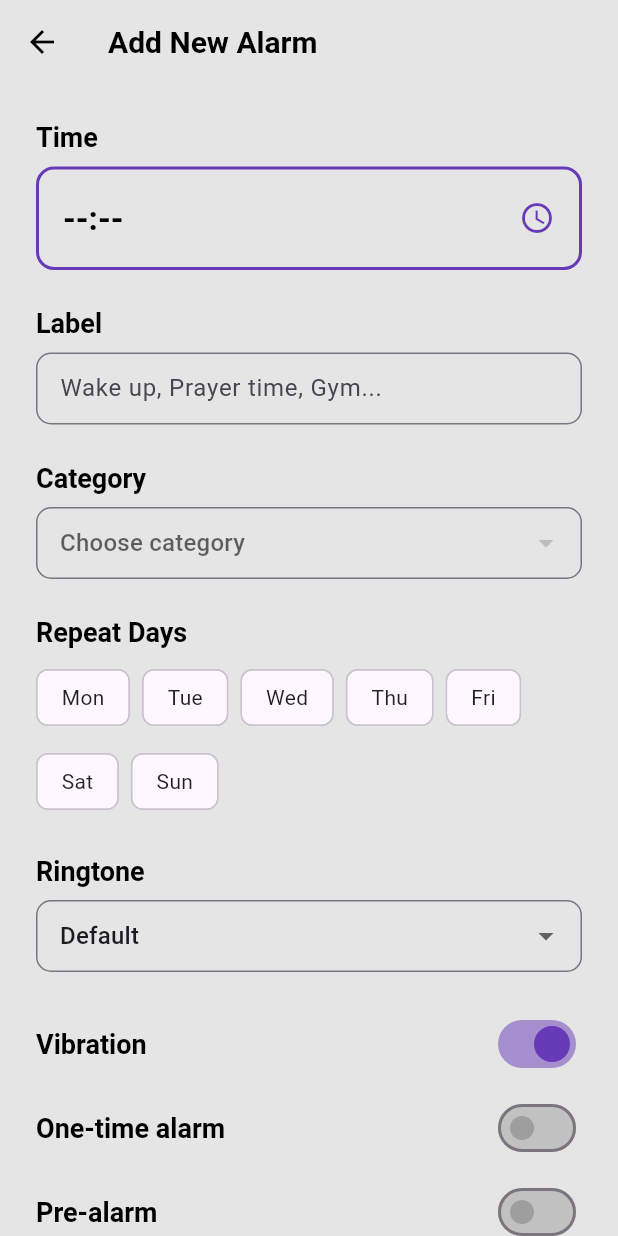
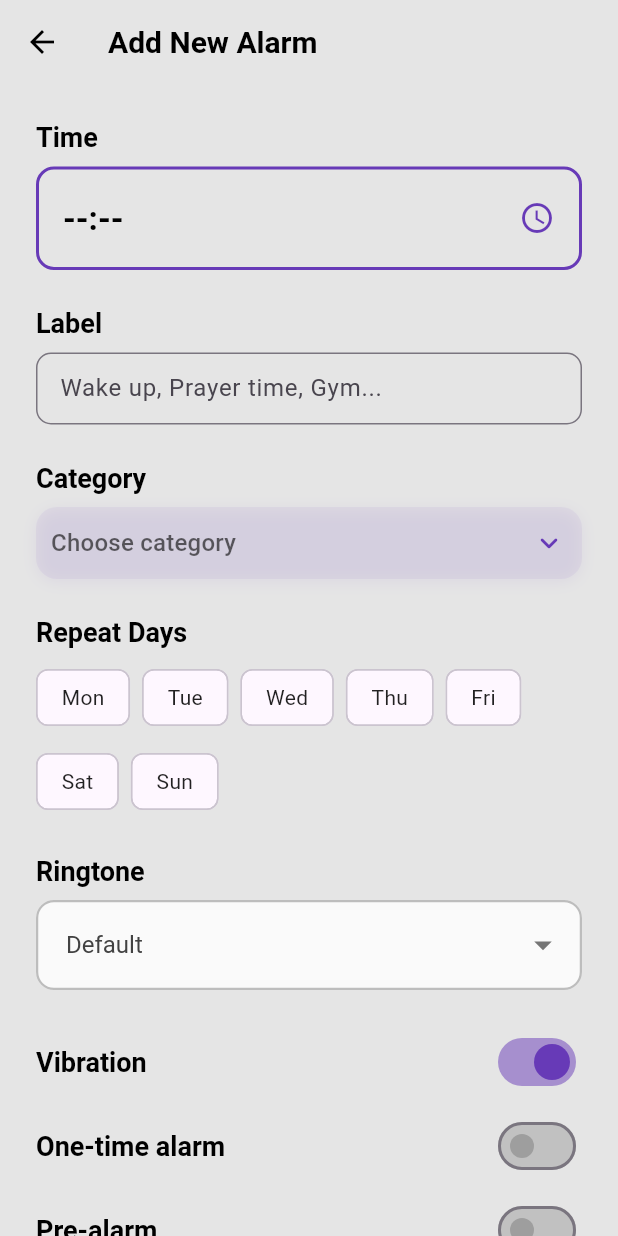
Before and after one commit to awaisshafi6164/alarmcat, a Flutter app: the screen it shows after launch, after a tap on the "add" icon, on a phone screen of 412 x 824 dp. Run offline on Flutter 3.47's test engine with Material 3 defaults, Android fonts, the phone set to English and light mode, and no system bars; our stand-ins replace flutter_slidable, lottie, sqflite; accounts and stored records are empty.

Commit message:
Categories Section Fixes
Fix some categories section UI included horizontal bar on left side and scroll view and delete backend functionality to delete categories from backend db also.

```diff
--- a/lib/pages/add_alarm_page.dart
+++ b/lib/pages/add_alarm_page.dart
@@ -58,6 +58,7 @@ class _AddAlarmPageState extends State<AddAlarmPage> {
           ),
         )
         .toList();
+    loaded.sort((a, b) => a.name.toLowerCase().compareTo(b.name.toLowerCase()));
     setState(() {
       categories = loaded;
       selectedCategory = categories.isNotEmpty ? categories.first : null;
@@ -176,30 +177,67 @@ class _AddAlarmPageState extends State<AddAlarmPage> {
             // Category
             Text('Category', style: Theme.of(context).textTheme.titleLarge),
             const SizedBox(height: 8),
-            DropdownButtonFormField<AlarmCategory>(
+            Container(
+              decoration: BoxDecoration(
+                color: Colors.deepPurple.withOpacity(0.06),
+                borderRadius: BorderRadius.circular(14),
+                boxShadow: [
+                  BoxShadow(
+                    color: Colors.deepPurple.withOpacity(0.08),
+                    blurRadius: 8,
+                    offset: const Offset(0, 2),
+                  ),
+                ],
+              ),
+              padding: const EdgeInsets.symmetric(horizontal: 10, vertical: 2),
+              child: DropdownButtonFormField<AlarmCategory>(
                 value: selectedCategory,
                 hint: const Text('Choose category'),
+                icon: const Icon(
+                  Icons.keyboard_arrow_down_rounded,
+                  color: Colors.deepPurple,
+                ),
+                dropdownColor: Colors.white,
+                style: Theme.of(context).textTheme.titleMedium?.copyWith(
+                  color: Colors.deepPurple.shade700,
+                ),
+                decoration: const InputDecoration(
+                  border: InputBorder.none,
+                  enabledBorder: InputBorder.none,
+                  focusedBorder: InputBorder.none,
+                  contentPadding: EdgeInsets.symmetric(
+                    horizontal: 0,
+                    vertical: 10,
+                  ),
+                  isDense: true,
+                ),
                 items: categories.map((cat) {
                   return DropdownMenuItem(
                     value: cat,
                     child: Row(
                       children: [
-                      Icon(cat.icon, color: cat.color),
+                        if (cat.emoji != null && cat.emoji!.isNotEmpty)
+                          Text(
+                            cat.emoji!,
+                            style: const TextStyle(fontSize: 20),
+                          ),
+                        if (cat.emoji == null || cat.emoji!.isEmpty)
+                          Icon(
+                            Icons.category_outlined,
+                            color: cat.color,
+                            size: 22,
+                          ),
                         const SizedBox(width: 8),
-                      Text(cat.name),
+                        Text(
+                          cat.name,
+                          style: Theme.of(context).textTheme.titleMedium
+                              ?.copyWith(fontWeight: FontWeight.w500),
+                        ),
                       ],
                     ),
                   );
                 }).toList(),
                 onChanged: (cat) => setState(() => selectedCategory = cat),
-              decoration: InputDecoration(
-                border: OutlineInputBorder(
-                  borderRadius: BorderRadius.circular(10),
-                ),
-                contentPadding: const EdgeInsets.symmetric(
-                  horizontal: 12,
-                  vertical: 12,
-                ),
               ),
             ),
             const SizedBox(height: 24),
@@ -244,18 +282,45 @@ class _AddAlarmPageState extends State<AddAlarmPage> {
             DropdownButtonFormField<String>(
               value: ringtone,
               items: ringtones
-                  .map((r) => DropdownMenuItem(value: r, child: Text(r)))
+                  .map(
+                    (r) => DropdownMenuItem(
+                      value: r,
+                      child: Text(
+                        r,
+                        style: TextStyle(fontSize: 16, color: Colors.grey[800]),
+                      ),
+                    ),
+                  )
                   .toList(),
               onChanged: (val) => setState(() => ringtone = val ?? 'Default'),
               decoration: InputDecoration(
+                // labelText: 'Select Ringtone',
+                labelStyle: TextStyle(color: Colors.grey[600], fontSize: 16),
                 border: OutlineInputBorder(
-                  borderRadius: BorderRadius.circular(10),
+                  borderRadius: BorderRadius.circular(12),
+                  borderSide: BorderSide(color: Colors.grey[400]!, width: 1.5),
                 ),
+                enabledBorder: OutlineInputBorder(
+                  borderRadius: BorderRadius.circular(12),
+                  borderSide: BorderSide(color: Colors.grey[400]!, width: 1.5),
+                ),
+                focusedBorder: OutlineInputBorder(
+                  borderRadius: BorderRadius.circular(12),
+                  borderSide: BorderSide(color: Colors.blueAccent, width: 2),
+                ),
+                filled: true,
+                fillColor: Colors.grey[50],
                 contentPadding: const EdgeInsets.symmetric(
-                  horizontal: 12,
-                  vertical: 12,
+                  horizontal: 16,
+                  vertical: 16,
                 ),
               ),
+              icon: Icon(Icons.arrow_drop_down, color: Colors.grey[600]),
+              iconSize: 28,
+              dropdownColor: Colors.grey[50],
+              style: TextStyle(fontSize: 16, color: Colors.grey[800]),
+              borderRadius: BorderRadius.circular(12),
+              elevation: 2,
             ),
             const SizedBox(height: 24),
 
--- a/lib/pages/home_page.dart
+++ b/lib/pages/home_page.dart
@@ -6,7 +6,6 @@ import 'category_detail_page.dart';
 import '../widgets/info_card.dart';
 import '../widgets/category_card.dart';
 import '../widgets/add_category_dialog.dart';
-import 'dart:math';
 import 'package:lottie/lottie.dart';
 import 'package:flutter_slidable/flutter_slidable.dart';
 import '../services/database_helper.dart';
@@ -19,6 +18,8 @@ class HomePage extends StatefulWidget {
 }
 
 class _HomePageState extends State<HomePage> {
+  final ScrollController _categoryScrollController = ScrollController();
+
   List<AlarmCategory> categories = [];
   AlarmCategory? selectedCategory;
 
@@ -33,6 +34,12 @@ class _HomePageState extends State<HomePage> {
     super.initState();
     _loadCategoriesFromDb();
     _loadAlarmsFromDb();
+  }
+
+  @override
+  void dispose() {
+    _categoryScrollController.dispose();
+    super.dispose();
   }
 
   Future<void> _loadCategoriesFromDb() async {
@@ -87,6 +94,25 @@ class _HomePageState extends State<HomePage> {
     await _loadAlarmsFromDb();
   }
 
+  Future<void> _deleteCategoryFromDb(int idx) async {
+    final db = await DatabaseHelper().db;
+    final category = categories[idx];
+    // Delete all alarms for this category
+    await db.delete(
+      'alarms',
+      where: 'category = ?',
+      whereArgs: [category.name],
+    );
+    // Delete the category
+    await db.delete(
+      'categories',
+      where: 'name = ?',
+      whereArgs: [category.name],
+    );
+    await _loadCategoriesFromDb();
+    await _loadAlarmsFromDb();
+  }
+
   void _showAddCategoryDialog({AlarmCategory? categoryToEdit}) {
     showDialog(
       context: context,
@@ -95,7 +121,17 @@ class _HomePageState extends State<HomePage> {
           existingCategory: categoryToEdit,
           onCategoryAdded: (name, emoji) async {
             await _loadCategoriesFromDb();
-            await _loadAlarmsFromDb(); // Also reload alarms to reflect category label changes
+            await _loadAlarmsFromDb();
+            // Scroll to end after adding
+            if (_categoryScrollController.hasClients) {
+              Future.delayed(const Duration(milliseconds: 300), () {
+                _categoryScrollController.animateTo(
+                  _categoryScrollController.position.maxScrollExtent,
+                  duration: const Duration(milliseconds: 400),
+                  curve: Curves.easeOut,
+                );
+              });
+            }
           },
         );
       },
@@ -171,19 +207,8 @@ class _HomePageState extends State<HomePage> {
               ),
               const SizedBox(height: 4),
               // Dynamically adjust height: grow with categories, max 200
-              LayoutBuilder(
-                builder: (context, constraints) {
-                  // Each item is about 56px + divider, plus some padding
-                  final itemHeight = 56.0 + 8.0; // Card + padding
-                  final addButtonHeight = 48.0;
-                  final totalHeight =
-                      (categories.length * itemHeight) +
-                      addButtonHeight +
-                      24.0; // 24 for top/bottom padding
-                  final cardHeight = totalHeight.clamp(120.0, 200.0);
-
-                  return SizedBox(
-                    height: cardHeight,
+              SizedBox(
+                height: 200, // Fixed max height for scroll area
                 child: Container(
                   padding: const EdgeInsets.fromLTRB(12, 12, 12, 8),
                   decoration: BoxDecoration(
@@ -191,14 +216,11 @@ class _HomePageState extends State<HomePage> {
                     borderRadius: BorderRadius.circular(20),
                   ),
                   child: ListView.separated(
+                    controller: _categoryScrollController,
+                    physics: const AlwaysScrollableScrollPhysics(),
                     itemCount:
                         categories.length +
                         2, // +1 for All Alarms, +1 for Add New Category
-                        physics:
-                            categories.length * itemHeight + addButtonHeight >
-                                200
-                            ? const AlwaysScrollableScrollPhysics()
-                            : const NeverScrollableScrollPhysics(),
                     separatorBuilder: (context, idx) {
                       // Divider only between real categories (not after All Alarms)
                       if (idx == 0) {
@@ -207,13 +229,10 @@ class _HomePageState extends State<HomePage> {
                       // Show divider after every category, including after last, but not after Add New Category
                       if (idx <= categories.length) {
                         return Padding(
-                              padding: const EdgeInsets.only(
-                                left: 56.0,
-                              ), // 40 for icon + 16 for sr no + padding
+                          padding: const EdgeInsets.only(left: 56.0),
                           child: const Divider(
                             height: 1,
                             thickness: 1,
-                                // indent: 16, // Remove indent, use left padding instead
                             endIndent: 16,
                           ),
                         );
@@ -256,9 +275,7 @@ class _HomePageState extends State<HomePage> {
                                 const SizedBox(width: 12),
                                 const Text(
                                   'All Alarms',
-                                      style: TextStyle(
-                                        fontWeight: FontWeight.w600,
-                                      ),
+                                  style: TextStyle(fontWeight: FontWeight.w600),
                                 ),
                                 const Spacer(),
                                 Container(
@@ -267,9 +284,7 @@ class _HomePageState extends State<HomePage> {
                                     vertical: 4,
                                   ),
                                   decoration: BoxDecoration(
-                                        color: Colors.deepPurple.withOpacity(
-                                          0.15,
-                                        ),
+                                    color: Colors.deepPurple.withOpacity(0.15),
                                     borderRadius: BorderRadius.circular(8),
                                   ),
                                   child: Text(
@@ -299,9 +314,7 @@ class _HomePageState extends State<HomePage> {
                             label: const Text("Add New Category"),
                             onPressed: _showAddCategoryDialog,
                             style: TextButton.styleFrom(
-                                  padding: const EdgeInsets.symmetric(
-                                    vertical: 10,
-                                  ),
+                              padding: const EdgeInsets.symmetric(vertical: 10),
                               foregroundColor: Theme.of(
                                 context,
                               ).colorScheme.primary,
@@ -314,8 +327,7 @@ class _HomePageState extends State<HomePage> {
                         // Count alarms for this category
                         final int alarmCount = alarms
                             .where(
-                                  (alarm) =>
-                                      alarm['category'] == categoryItem.name,
+                              (alarm) => alarm['category'] == categoryItem.name,
                             )
                             .length;
                         return Slidable(
@@ -326,8 +338,7 @@ class _HomePageState extends State<HomePage> {
                             motion: const DrawerMotion(),
                             children: [
                               SlidableAction(
-                                    onPressed: (context) =>
-                                        _showAddCategoryDialog(
+                                onPressed: (context) => _showAddCategoryDialog(
                                   categoryToEdit: categoryItem,
                                 ),
                                 backgroundColor: Colors.green,
@@ -335,10 +346,23 @@ class _HomePageState extends State<HomePage> {
                                 icon: Icons.edit,
                               ),
                               SlidableAction(
-                                    onPressed: (context) {
-                                      setState(() {
-                                        categories.removeAt(idx - 1);
-                                      });
+                                onPressed: (context) async {
+                                  await _deleteCategoryFromDb(idx - 1);
+                                  // Optionally scroll to top if list is now short
+                                  if (_categoryScrollController.hasClients) {
+                                    Future.delayed(
+                                      const Duration(milliseconds: 200),
+                                      () {
+                                        _categoryScrollController.animateTo(
+                                          0.0,
+                                          duration: const Duration(
+                                            milliseconds: 300,
+                                          ),
+                                          curve: Curves.easeOut,
+                                        );
+                                      },
+                                    );
+                                  }
                                 },
                                 backgroundColor: Colors.red,
                                 foregroundColor: Colors.white,
@@ -366,22 +390,33 @@ class _HomePageState extends State<HomePage> {
                           ),
                           child: Row(
                             children: [
+                              AnimatedContainer(
+                                duration: const Duration(milliseconds: 250),
+                                width: 6,
+                                height: 48,
+                                margin: const EdgeInsets.only(right: 10),
+                                decoration: BoxDecoration(
+                                  color: selectedCategory == categoryItem
+                                      ? categoryItem.color
+                                      : Colors.transparent,
+                                  borderRadius: BorderRadius.circular(6),
+                                ),
+                              ),
                               Padding(
                                 padding: const EdgeInsets.only(
-                                      left: 8.0,
+                                  left: 0.0,
                                   right: 12.0,
                                 ),
                                 child: Text(
                                   '$srNo',
-                                      style: Theme.of(
-                                        context,
-                                      ).textTheme.bodyMedium,
+                                  style: Theme.of(context).textTheme.bodyMedium,
                                 ),
                               ),
                               Expanded(
                                 child: CategoryCard(
                                   category: categoryItem,
                                   alarmCount: alarmCount,
+                                  isSelected: selectedCategory == categoryItem,
                                   onTap: () {
                                     setState(() {
                                       selectedCategory = categoryItem;
@@ -402,8 +437,6 @@ class _HomePageState extends State<HomePage> {
                     },
                   ),
                 ),
-                  );
-                },
               ),
               const SizedBox(height: 24),
               Text(
```
Also changed, not shown: lib/widgets/category_card.dart (+5 -5 lines). Lines whose indentation alone changed are shown as unchanged.
